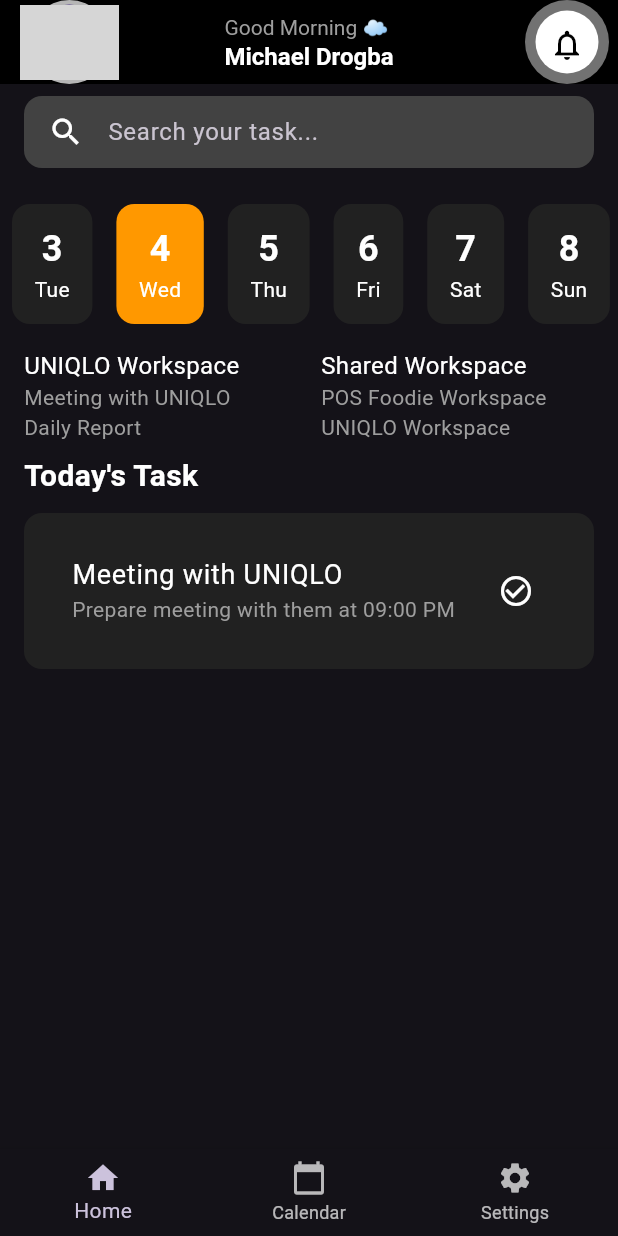
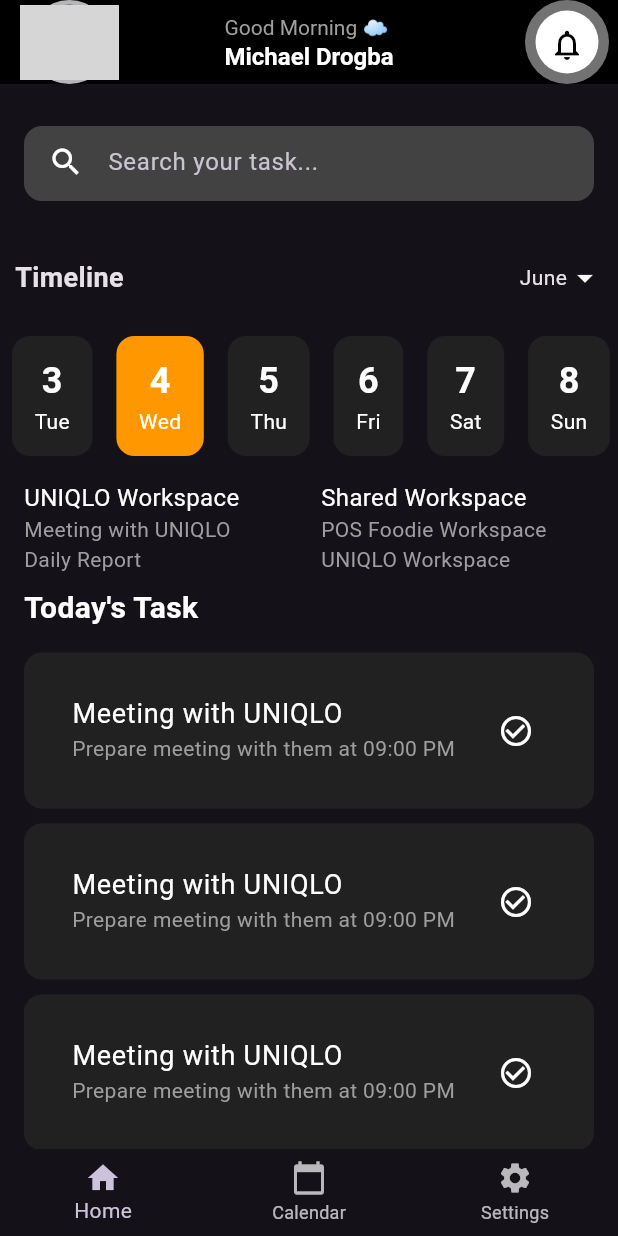
Before and after one commit to hirpha/Taskify, a Flutter app: the screen it shows after launch, on a phone screen of 412 x 824 dp. Run offline on Flutter 3.47's test engine with Material 3 defaults, Android fonts, the phone set to English and light mode, and no system bars; network calls fail; Roboto replaces fonts that are missing (GoogleFonts.poppins().fontFamily); grey boxes are pictures that could not be loaded.

Commit message:
project structure corrected

```diff
--- a/lib/screens/task_manager_home.dart
+++ b/lib/screens/task_manager_home.dart
@@ -10,7 +10,7 @@ class TaskManagerHome extends StatefulWidget {
 class _TaskManagerHomeState extends State<TaskManagerHome> {
   int _selectedIndex = 0;
 
-  List<Widget> _pages = [
+  final List<Widget> _pages = [
     TaskOverviewScreen(),
     ManageTaskPage(), // This is the page you'll link to the calendar
     ManageTaskPage(), // This is the page you'll link to the calendar
--- a/lib/screens/task_overview.dart
+++ b/lib/screens/task_overview.dart
@@ -15,16 +15,20 @@ class TaskOverviewScreen extends StatelessWidget {
           crossAxisAlignment: CrossAxisAlignment.start,
           children: [
             // Search Bar
+            const SizedBox(
+              height: 20,
+            ),
             Padding(
               padding:
                   const EdgeInsets.symmetric(horizontal: 16.0, vertical: 8.0),
               child: Container(
-                padding: EdgeInsets.symmetric(horizontal: 16),
+                padding: const EdgeInsets.symmetric(horizontal: 16),
+                height: 50,
                 decoration: BoxDecoration(
                   color: Colors.grey[800],
                   borderRadius: BorderRadius.circular(12),
                 ),
-                child: TextField(
+                child: const TextField(
                   decoration: InputDecoration(
                     hintText: 'Search your task...',
                     border: InputBorder.none,
@@ -33,7 +37,24 @@ class TaskOverviewScreen extends StatelessWidget {
                 ),
               ),
             ),
-
+            SizedBox(
+              height: 20,
+            ),
+            Container(
+              margin: const EdgeInsets.all(10),
+              child: const Row(
+                mainAxisAlignment: MainAxisAlignment.spaceBetween,
+                children: [
+                  Text(
+                    "Timeline",
+                    style: TextStyle(fontSize: 18, fontWeight: FontWeight.bold),
+                  ),
+                  Row(
+                    children: [Text("June"), Icon(Icons.arrow_drop_down)],
+                  )
+                ],
+              ),
+            ),
             // Horizontal Timeline
             TimelineWidget(),
 
@@ -47,14 +68,18 @@ class TaskOverviewScreen extends StatelessWidget {
               child: Column(
                 crossAxisAlignment: CrossAxisAlignment.start,
                 children: [
-                  Text(
+                  const Text(
                     "Today's Task",
                     style: TextStyle(
                         fontSize: 20,
                         fontWeight: FontWeight.bold,
                         color: Colors.white),
                   ),
-                  SizedBox(height: 10),
+                  const SizedBox(height: 10),
+                  TaskListWidget(),
+                  TaskListWidget(),
+                  TaskListWidget(),
+                  TaskListWidget(),
                   TaskListWidget(),
                 ],
               ),
--- a/lib/shared/task_list.dart
+++ b/lib/shared/task_list.dart
@@ -4,12 +4,13 @@ class TaskListWidget extends StatelessWidget {
   @override
   Widget build(BuildContext context) {
     return Container(
-      padding: EdgeInsets.all(16),
+      margin: const EdgeInsets.symmetric(vertical: 5),
+      padding: const EdgeInsets.all(16),
       decoration: BoxDecoration(
         color: Colors.grey[900],
         borderRadius: BorderRadius.circular(12),
       ),
-      child: Column(
+      child: const Column(
         children: [
           ListTile(
             title: Text(
```
